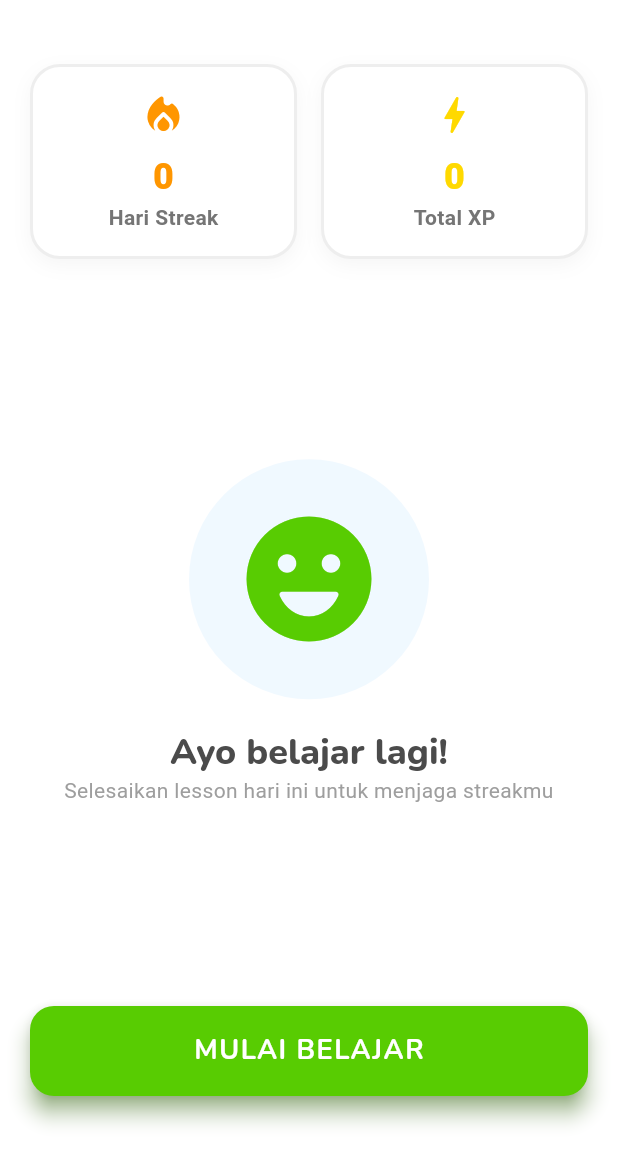
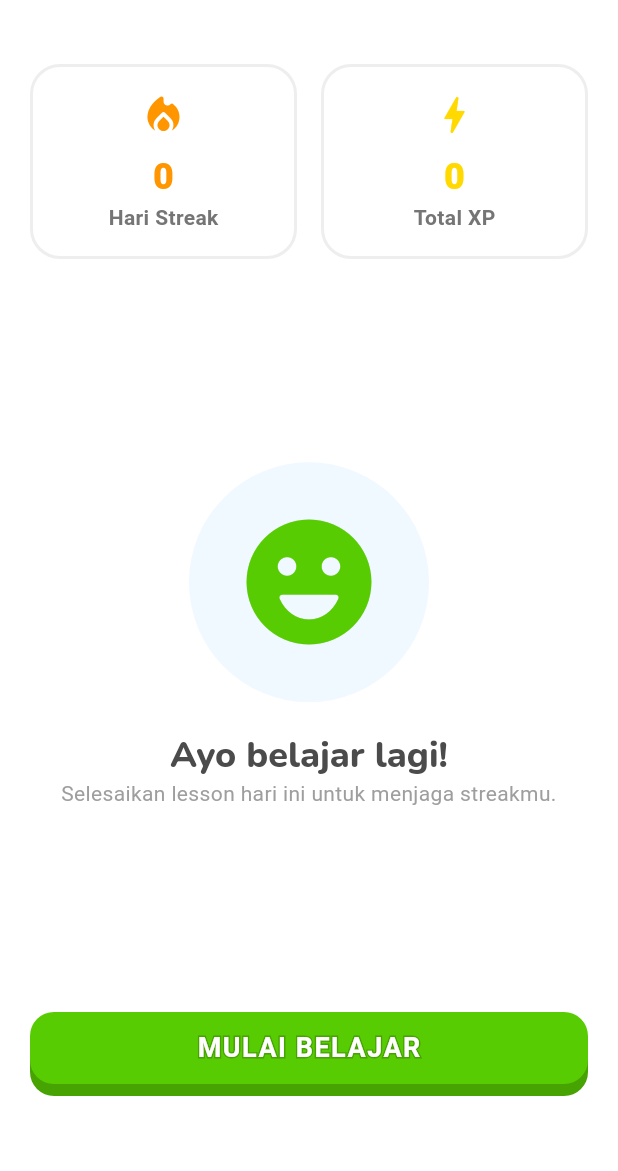
Before and after one commit to r021n/mini_duolingo, a Flutter app: the screen it shows after launch, on a phone screen of 412 x 824 dp, the part 65-1236 px from its top. Run offline on Flutter 3.47's test engine with Material 3 defaults, Android fonts, the phone set to English and light mode, and no system bars; our stand-ins replace flutter_riverpod, go_router, google_fonts, shared_preferences.

Commit message:
feat: refactor HomePage UI with custom button and improved text formatting

```diff
--- a/lib/features/home/presentation/home_page.dart
+++ b/lib/features/home/presentation/home_page.dart
@@ -66,9 +66,7 @@ class HomePage extends ConsumerWidget {
                     ),
                   ],
                 ),
-
                 const Spacer(),
-
                 Container(
                   padding: const EdgeInsets.all(30),
                   decoration: BoxDecoration(
@@ -83,31 +81,20 @@ class HomePage extends ConsumerWidget {
                 ),
                 const SizedBox(height: 20),
                 Text(
-                  'Ayo belajar lagi!',
+                  "Ayo belajar lagi!",
                   style: Theme.of(context).textTheme.headlineMedium,
                 ),
                 const Text(
-                  'Selesaikan lesson hari ini untuk menjaga streakmu',
+                  "Selesaikan lesson hari ini untuk menjaga streakmu.",
                   textAlign: TextAlign.center,
                   style: TextStyle(color: Colors.grey),
                 ),
-
                 const Spacer(),
-
-                SizedBox(
-                  width: double.infinity,
-                  height: 60,
-                  child: ElevatedButton(
-                    style: ElevatedButton.styleFrom(
-                      backgroundColor: AppTheme.greenPrimary,
-                      elevation: 6,
-                      shadowColor: AppTheme.greenDark,
-                    ),
-                    onPressed: () {
-                      context.goNamed(AppRoute.lessons.name);
-                    },
-                    child: const Text('MULAI BELAJAR'),
-                  ),
+                _Custom3DButton(
+                  onPressed: () {
+                    context.goNamed(AppRoute.lessons.name);
+                  },
+                  text: 'MULAI BELAJAR',
                 ),
                 const SizedBox(height: 40),
               ],
@@ -127,7 +114,7 @@ class HomePage extends ConsumerWidget {
                 color: Colors.red,
               ),
               const SizedBox(height: 10),
-              Text('Ups, ada masalah $error'),
+              Text('Ups! Ada masalah: $error'),
             ],
           ),
         ),
@@ -140,7 +127,7 @@ class HomePage extends ConsumerWidget {
       context: context,
       builder: (context) => AlertDialog(
         title: const Text('Reset Progress?'),
-        content: const Text('Semua XP dan streak akan kembali ke 0'),
+        content: const Text('Semua XP dan Streak akan kembali ke 0.'),
         shape: RoundedRectangleBorder(borderRadius: BorderRadius.circular(20)),
         actions: [
           TextButton(
@@ -167,6 +154,97 @@ class HomePage extends ConsumerWidget {
   }
 }
 
+class _Custom3DButton extends StatefulWidget {
+  final VoidCallback onPressed;
+  final String text;
+
+  const _Custom3DButton({required this.onPressed, required this.text});
+
+  @override
+  State<_Custom3DButton> createState() => _Custom3DButtonState();
+}
+
+class _Custom3DButtonState extends State<_Custom3DButton> {
+  bool _isPressed = false;
+
+  @override
+  Widget build(BuildContext context) {
+    const Color buttonColor = Color(0xFF58CC02);
+    const Color shadowColor = Color(0xFF46A302);
+    const Color pressedColor = Color(0xFF4CAF50);
+    const double height = 56.0;
+    const double depth = 8.0;
+
+    return GestureDetector(
+      onTapDown: (_) => setState(() => _isPressed = true),
+      onTapUp: (_) {
+        setState(() => _isPressed = false);
+        widget.onPressed();
+      },
+      onTapCancel: () => setState(() => _isPressed = false),
+      child: SizedBox(
+        height: height,
+        width: double.infinity,
+        child: Stack(
+          alignment: Alignment.center,
+          children: [
+            Positioned(
+              top: _isPressed ? depth : depth,
+              left: 0,
+              right: 0,
+              bottom: 0,
+              child: Container(
+                decoration: BoxDecoration(
+                  color: _isPressed ? Colors.transparent : shadowColor,
+                  borderRadius: BorderRadius.circular(16),
+                ),
+              ),
+            ),
+            Positioned(
+              top: _isPressed ? depth : 0,
+              left: 0,
+              right: 0,
+              bottom: _isPressed ? 0 : depth,
+              child: Container(
+                decoration: BoxDecoration(
+                  color: _isPressed ? pressedColor : buttonColor,
+                  borderRadius: BorderRadius.circular(16),
+                ),
+                alignment: Alignment.center,
+                child: Stack(
+                  children: [
+                    Text(
+                      widget.text,
+                      style: TextStyle(
+                        fontSize: 18,
+                        fontWeight: FontWeight.bold,
+                        letterSpacing: 1.0,
+                        foreground: Paint()
+                          ..style = PaintingStyle.stroke
+                          ..strokeWidth = 2
+                          ..color = shadowColor,
+                      ),
+                    ),
+                    Text(
+                      widget.text,
+                      style: const TextStyle(
+                        fontSize: 18,
+                        fontWeight: FontWeight.bold,
+                        letterSpacing: 1.0,
+                        color: Colors.white,
+                      ),
+                    ),
+                  ],
+                ),
+              ),
+            ),
+          ],
+        ),
+      ),
+    );
+  }
+}
+
 class _StatCard extends StatelessWidget {
   final IconData icon;
   final Color color;
@@ -188,13 +266,6 @@ class _StatCard extends StatelessWidget {
         color: Colors.white,
         borderRadius: BorderRadius.circular(20),
         border: Border.all(color: Colors.grey.shade200, width: 2),
-        boxShadow: [
-          BoxShadow(
-            color: Colors.grey.shade100,
-            offset: const Offset(0, 4),
-            blurRadius: 10,
-          ),
-        ],
       ),
       child: Column(
         children: [
```
